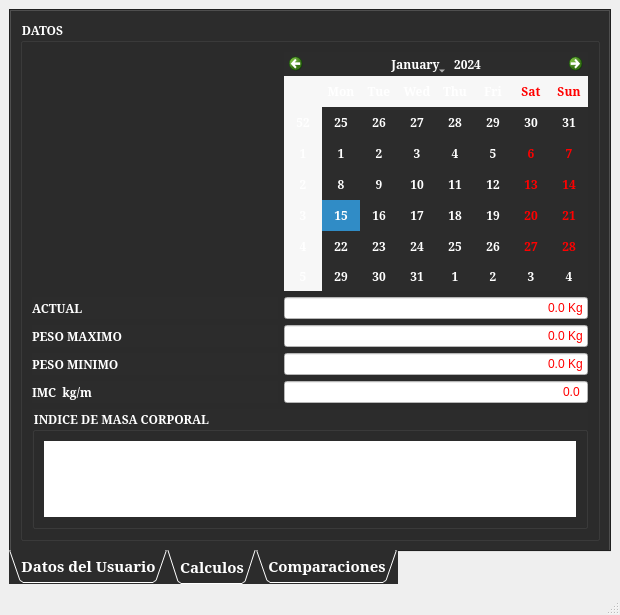
Above: imc.ui from byronstz/examenPOO before the change. Below: the same form after it.
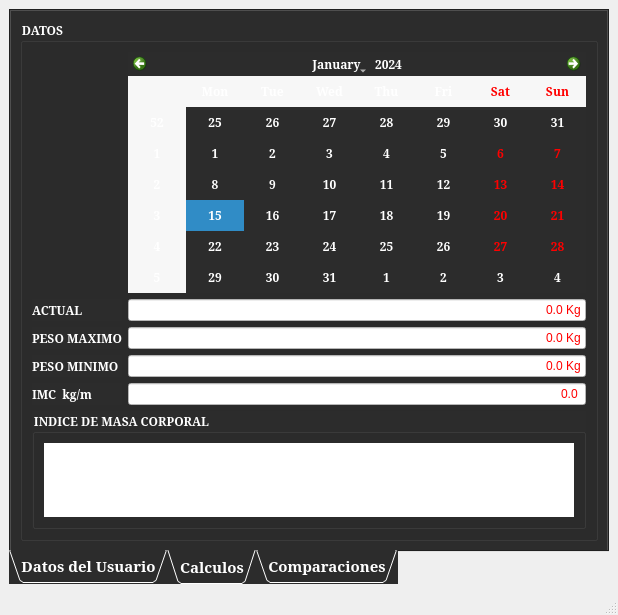
That is the form after the change. The open tabs and pages were chosen to show the change. Icons and pictures are not drawn.

```diff
--- a/imc.ui
+++ b/imc.ui
@@ -6,7 +6,7 @@
    <rect>
     <x>0</x>
     <y>0</y>
-    <width>620</width>
+    <width>618</width>
     <height>615</height>
    </rect>
   </property>
@@ -543,19 +543,6 @@
              </layout>
             </widget>
            </item>
-           <item row="0" column="0" rowspan="2">
-            <spacer name="horizontalSpacer">
-             <property name="orientation">
-              <enum>Qt::Horizontal</enum>
-             </property>
-             <property name="sizeHint" stdset="0">
-              <size>
-               <width>40</width>
-               <height>20</height>
-              </size>
-             </property>
-            </spacer>
-           </item>
           </layout>
          </widget>
         </item>
```
Left out of the diff: 12 changed lines with no effect on the pictures.
